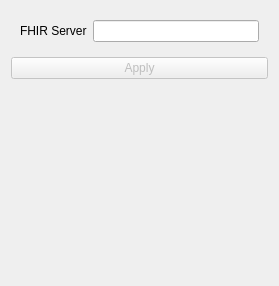
Old version of the form FHIRReader/FHIRReader/Resources/UI/FHIRReader.ui in the repository KitwareMedical/SlicerEHRSandbox.
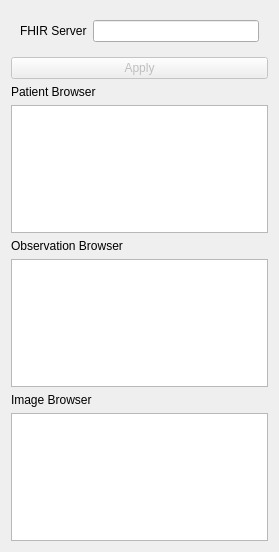
New version of the form. Custom widgets are drawn as their Qt base class.

Commit message: Update UI to have browser lists

What changed in the file:
```diff
--- a/FHIRReader/FHIRReader/Resources/UI/FHIRReader.ui
+++ b/FHIRReader/FHIRReader/Resources/UI/FHIRReader.ui
@@ -7,7 +7,7 @@
     <x>0</x>
     <y>0</y>
     <width>279</width>
-    <height>286</height>
+    <height>552</height>
    </rect>
   </property>
   <layout class="QVBoxLayout" name="verticalLayout">
@@ -43,6 +43,36 @@
      </property>
     </widget>
    </item>
+   <item>
+    <widget class="QLabel" name="label_2">
+     <property name="text">
+      <string>Patient Browser</string>
+     </property>
+    </widget>
+   </item>
+   <item>
+    <widget class="QListWidget" name="PatientListWidget"/>
+   </item>
+   <item>
+    <widget class="QLabel" name="label_3">
+     <property name="text">
+      <string>Observation Browser</string>
+     </property>
+    </widget>
+   </item>
+   <item>
+    <widget class="QListWidget" name="ObservationListWidget"/>
+   </item>
+   <item>
+    <widget class="QLabel" name="label_4">
+     <property name="text">
+      <string>Image Browser</string>
+     </property>
+    </widget>
+   </item>
+   <item>
+    <widget class="QListWidget" name="ImageListWidget"/>
+   </item>
    <item>
     <spacer name="verticalSpacer">
      <property name="orientation">
```
